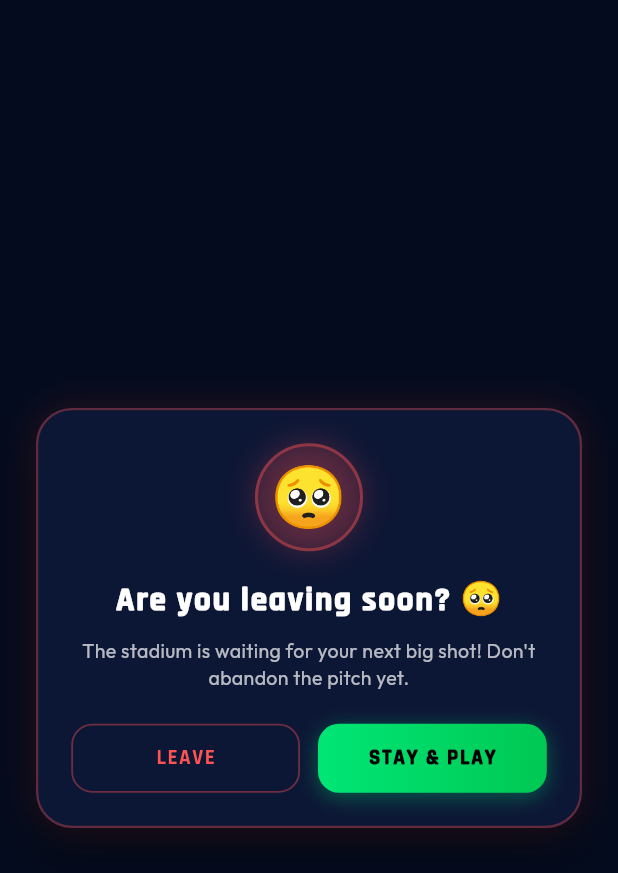
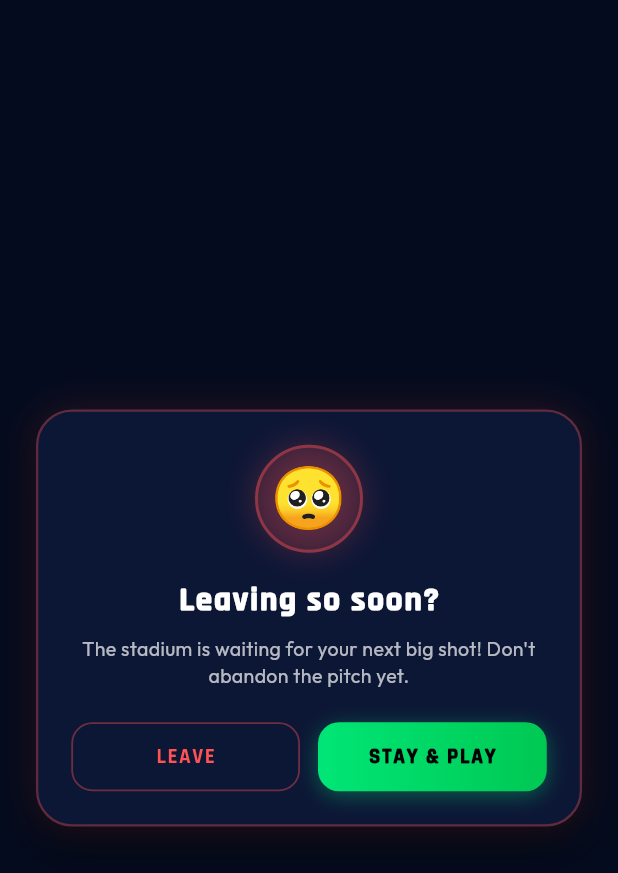
Before and after one commit to arpityadav783791-cloud/Engineering_cricket_game, a Flutter app: the ExitConfirmationDialog widget shown alone on an empty page, opened directly, on a phone screen of 412 x 824 dp. Shown: the top 873 px of the screen. Run offline on Flutter 3.47's test engine with Material 3 defaults, Android fonts, the phone set to English and light mode, and no system bars; our stand-ins replace audioplayers, google_fonts, shared_preferences; accounts and stored records are empty.

Commit message:
minor correction

```diff
--- a/lib/screens/game_screen.dart
+++ b/lib/screens/game_screen.dart
@@ -831,7 +831,7 @@ class _GameScreenState extends State<GameScreen>
   Future<void> _confirmExit(BuildContext context) async {
     final leave = await ExitConfirmationDialog.show(
       context,
-      title: 'Are you leaving soon? 🥺',
+      title: 'Leaving so soon?',
       subtitle: 'Your match is in progress! If you leave now, this match will be forfeited.',
       stayText: 'STAY & PLAY',
       leaveText: 'LEAVE',
--- a/lib/screens/home_screen.dart
+++ b/lib/screens/home_screen.dart
@@ -45,7 +45,7 @@ class _HomeScreenState extends State<HomeScreen> {
         if (didPop) return;
         final exit = await ExitConfirmationDialog.show(
           context,
-          title: 'Are you leaving soon? 🥺',
+          title: 'Are you leaving soon?',
           subtitle: 'The stadium is waiting for your next match! Don\'t walk back to the pavilion yet.',
           stayText: 'STAY & PLAY',
           leaveText: 'EXIT APP',
--- a/lib/screens/toss_screen.dart
+++ b/lib/screens/toss_screen.dart
@@ -160,7 +160,7 @@ class _TossScreenState extends State<TossScreen> {
   Future<void> _confirmExit(BuildContext context) async {
     final leave = await ExitConfirmationDialog.show(
       context,
-      title: 'Are you leaving soon? 🥺',
+      title: 'Leaving so soon?',
       subtitle: 'The coin is ready to flip! Are you sure you want to abandon the match?',
       stayText: 'STAY & PLAY',
       leaveText: 'LEAVE',
--- a/lib/widgets/exit_confirmation_dialog.dart
+++ b/lib/widgets/exit_confirmation_dialog.dart
@@ -5,7 +5,7 @@ import '../services/audio_service.dart';
 class ExitConfirmationDialog extends StatelessWidget {
   const ExitConfirmationDialog({
     super.key,
-    this.title = 'Are you leaving soon? 🥺',
+    this.title = 'Leaving so soon?',
     this.subtitle = 'The stadium is waiting for your next big shot! Don\'t abandon the pitch yet.',
     this.stayText = 'STAY & PLAY',
     this.leaveText = 'LEAVE',
@@ -18,7 +18,7 @@ class ExitConfirmationDialog extends StatelessWidget {
 
   static Future<bool> show(
     BuildContext context, {
-    String title = 'Are you leaving soon? 🥺',
+    String title = 'Leaving so soon?',
     String subtitle = 'The stadium is waiting for your next big shot! Don\'t abandon the pitch yet.',
     String stayText = 'STAY & PLAY',
     String leaveText = 'LEAVE',
```
Also changed, not shown: 1 other file.
